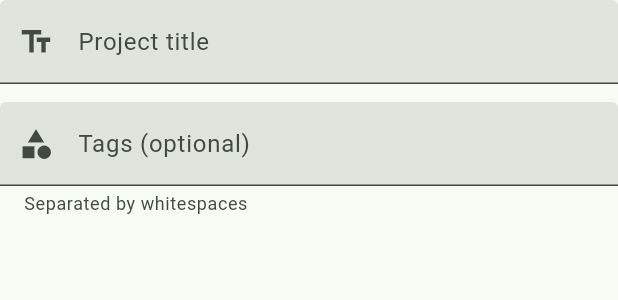
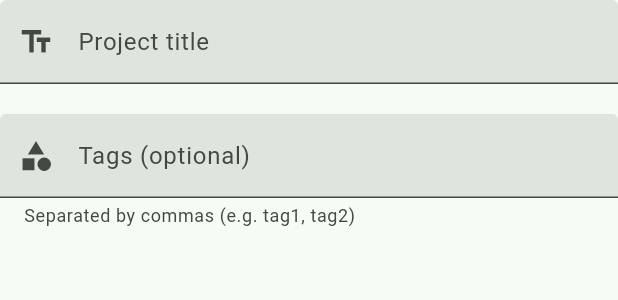
Before and after one commit to dawnj26/craftmate_client, a Flutter app: the _CreateProjectForm widget shown alone on an empty page, opened directly with empty values, on a phone screen of 412 x 824 dp. Shown: the top 300 px of the screen. Run offline on Flutter 3.47's test engine with Material 3 defaults, Android fonts, the phone set to English and light mode, and no system bars; our stand-ins replace better_player, bloc, bloc_concurrency, carousel_slider, cloud_firestore, connectivity_plus and 27 more; missing offline and left inert: flutter_quill, flutter_quill_extensions, flutter_web_auth_2, maps_launcher; accounts and stored records are empty.

Commit message:
feat: update tag input helper text and increase gap for improved UI spacing

```diff
--- a/lib/project_management/create_project/blank_project/view/create/create_screen.dart
+++ b/lib/project_management/create_project/blank_project/view/create/create_screen.dart
@@ -262,13 +262,13 @@ class _CreateProjectForm extends StatelessWidget {
             );
           },
         ),
-        const Gap(12.0),
+        const Gap(20.0),
         _CustomTextField(
           controller: tagController,
           labelText: 'Tags (optional)',
           multiline: false,
           icon: const Icon(Icons.category),
-          helperText: 'Separated by whitespaces',
+          helperText: 'Separated by commas (e.g. tag1, tag2)',
           focusNode: tagFocusNode,
         ),
       ],
```
